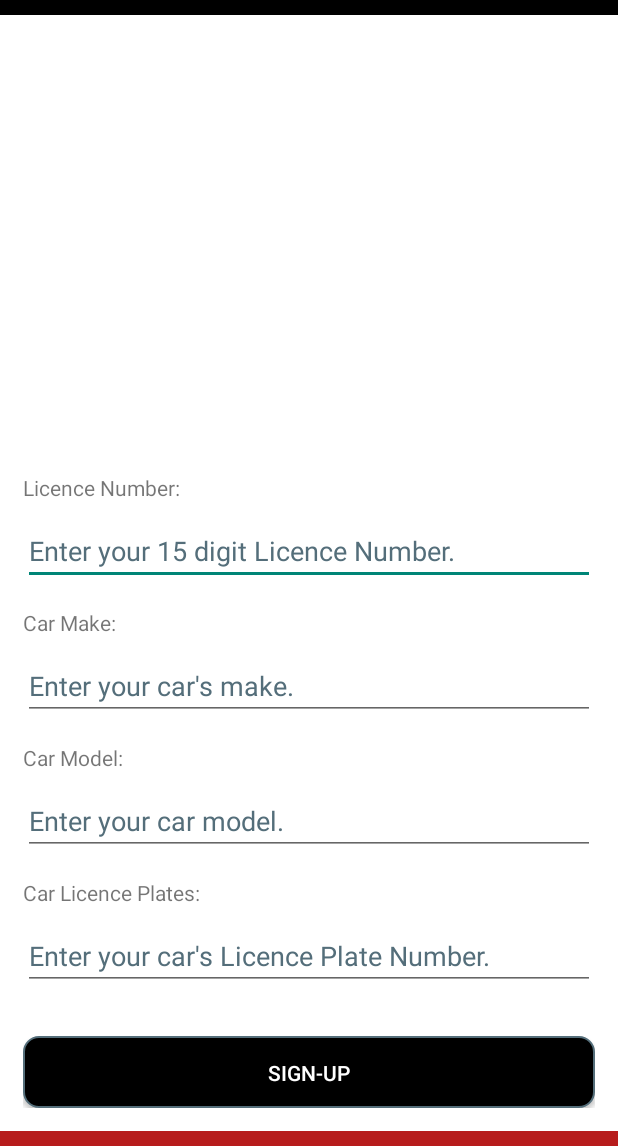
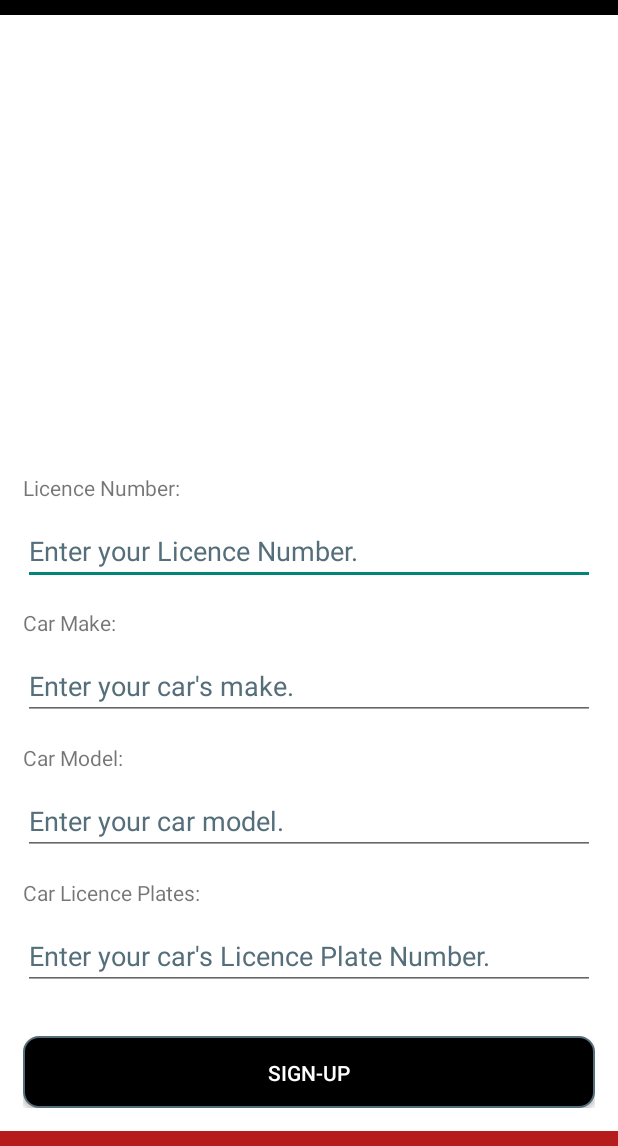
Before and after one commit to HawkParkNew/HawkPark01, an Android app: the R2PRegistrationActivity screen opened directly, with no data from a screen before it, on a phone screen of 412 x 824 dp, the part 90-1236 px from its top. Run offline under Robolectric (Android 15) with nearby library versions, the phone set to English and light mode, and no system bars; our stand-ins replace Firebase (no records; nobody signed in at launch, a user with empty details on screens opened directly).

Commit message:
add R2p registration input max length limits fix r2p hint string-licence

```diff
--- a/app/src/main/res/layout/activity_r2p_registration.xml
+++ b/app/src/main/res/layout/activity_r2p_registration.xml
@@ -61,7 +61,8 @@
             android:layout_height="wrap_content"
             android:hint="@string/et_hint_licence_no_r2p"
             android:textColorHint="@color/textGray"
-            android:layout_marginBottom="15dp"/>
+            android:layout_marginBottom="15dp"
+            android:maxLength="15"/>
         <TextView
             android:layout_width="match_parent"
             android:layout_height="wrap_content"
@@ -73,7 +74,8 @@
             android:layout_height="wrap_content"
             android:hint="@string/et_hint_car_make_r2p"
             android:textColorHint="@color/textGray"
-            android:layout_marginBottom="15dp"/>
+            android:layout_marginBottom="15dp"
+            android:maxLength="15"/>
         <TextView
             android:layout_width="match_parent"
             android:layout_height="wrap_content"
@@ -85,7 +87,8 @@
             android:layout_height="wrap_content"
             android:hint="@string/et_hint_car_model_r2p"
             android:textColorHint="@color/textGray"
-            android:layout_marginBottom="15dp"/>
+            android:layout_marginBottom="15dp"
+            android:maxLength="15"/>
         <TextView
             android:layout_width="match_parent"
             android:layout_height="wrap_content"
@@ -97,7 +100,8 @@
             android:layout_height="wrap_content"
             android:hint="@string/et_hint_licence_plates_r2p"
             android:textColorHint="@color/textGray"
-            android:layout_marginBottom="15dp"/>
+            android:layout_marginBottom="15dp"
+            android:maxLength="10"/>
         <Button
             android:layout_width="match_parent"
             android:layout_height="wrap_content"
--- a/app/src/main/res/values/strings.xml
+++ b/app/src/main/res/values/strings.xml
@@ -43,7 +43,7 @@
     <!-- R2P ACTIVITY STRINGS -->
     <string name="header_r2p_registration">Register for Ride2Park</string>
     <string name="tv_licence_num_r2p">Licence Number:</string>
-    <string name="et_hint_licence_no_r2p">Enter your 15 digit Licence Number.</string>
+    <string name="et_hint_licence_no_r2p">Enter your Licence Number.</string>
     <string name="tv_car_make_r2p">Car Make:</string>
     <string name="et_hint_car_make_r2p">Enter your car\'s make.</string>
     <string name="tv_car_model_r2p">Car Model:</string>
```
